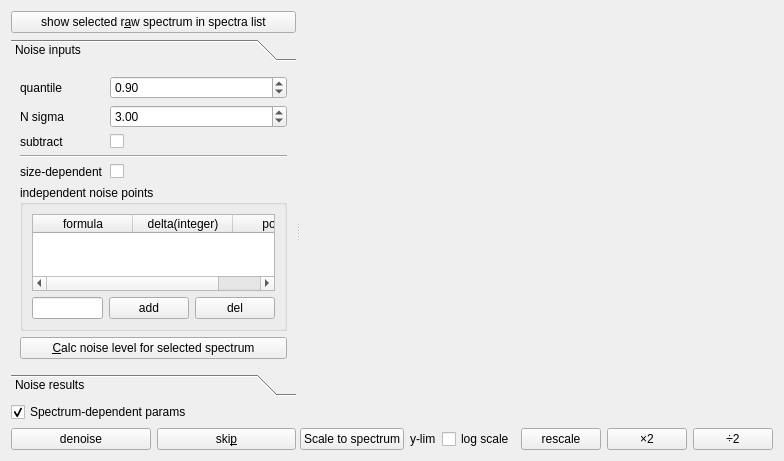
The window that Orbitool/UI/Noise.ui (l460289052/Orbitool) describes before a commit, drawn with Qt 5.
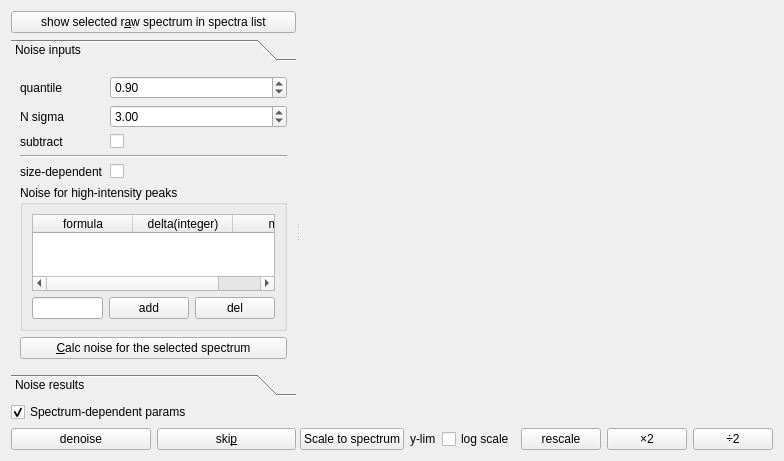
The same window after the commit.

Diff of the .ui file:
```diff
--- a/Orbitool/UI/Noise.ui
+++ b/Orbitool/UI/Noise.ui
@@ -59,7 +59,7 @@
            <rect>
             <x>0</x>
             <y>0</y>
-            <width>336</width>
+            <width>319</width>
             <height>325</height>
            </rect>
           </property>
@@ -133,7 +133,7 @@
            <item>
             <widget class="QGroupBox" name="groupBox_2">
              <property name="title">
-              <string>independent noise points</string>
+              <string>Noise for high-intensity peaks</string>
              </property>
              <layout class="QVBoxLayout" name="verticalLayout_6">
               <item>
@@ -159,7 +159,7 @@
                 </column>
                 <column>
                  <property name="text">
-                  <string>position</string>
+                  <string>mass</string>
                  </property>
                 </column>
                </widget>
@@ -210,7 +210,7 @@
            <item>
             <widget class="QPushButton" name="calculateNoisePushButton">
              <property name="text">
-              <string>&amp;Calc noise level for selected spectrum</string>
+              <string>&amp;Calc noise for the selected spectrum</string>
              </property>
              <property name="shortcut">
               <string>Alt+C</string>
```
Left out of the diff: 4 changed lines with no effect on the pictures.
